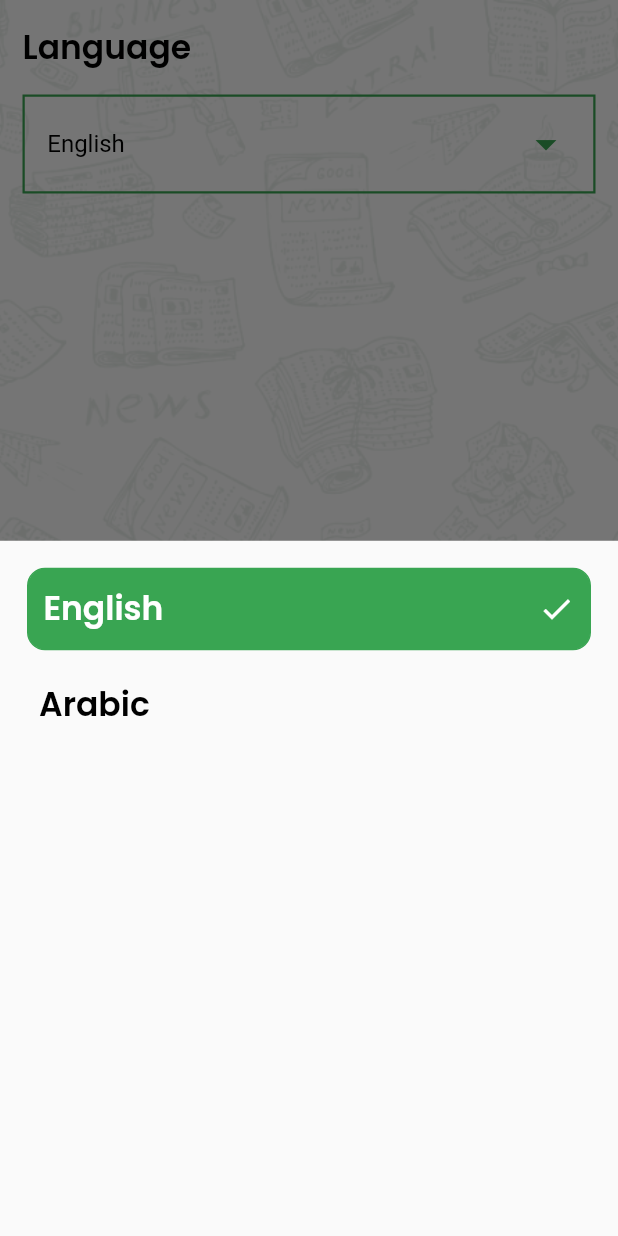
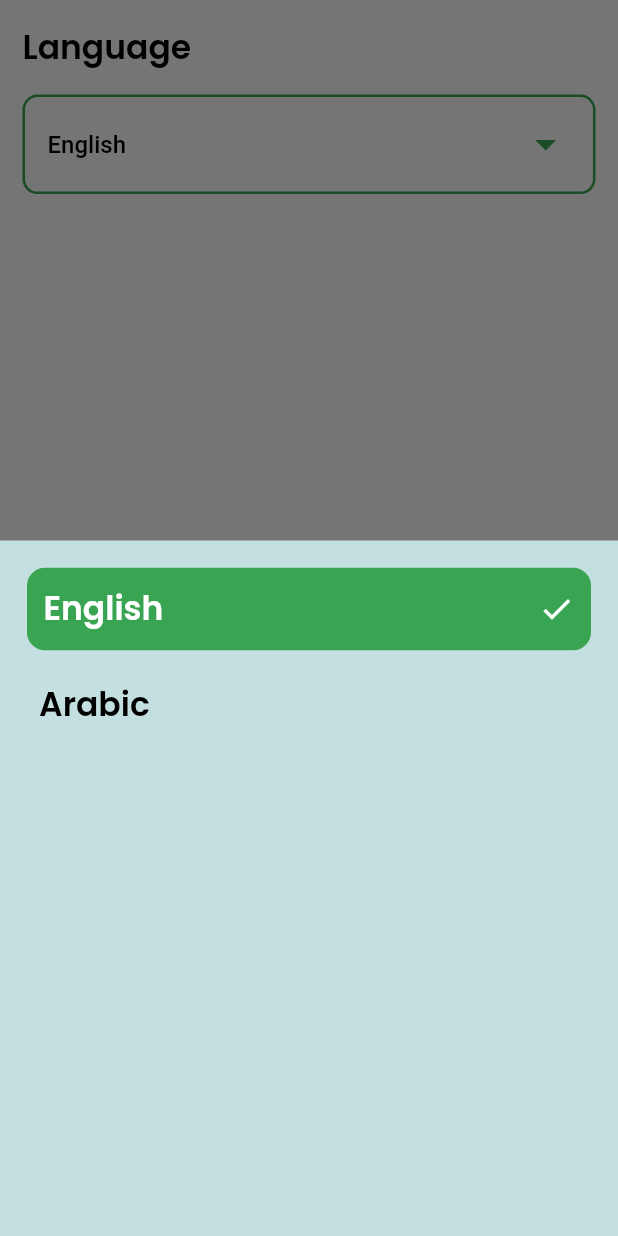
Before and after one commit to bishoy-girgis/news-app, a Flutter app: the SettingPage widget shown alone on an empty page, opened directly, after a tap on "English", on a phone screen of 412 x 824 dp. Run offline on Flutter 3.47's test engine with Material 2 defaults, Android fonts, the phone set to English and light mode, and no system bars; our stand-ins replace google_fonts; generated files the repository leaves out were written again; Roboto replaces fonts that are missing (Exo).

Commit message:
read sources

```diff
--- a/lib/main.dart
+++ b/lib/main.dart
@@ -6,6 +6,7 @@ import 'package:news_app/shared_components/theme/my_theme.dart';
 import 'package:flutter_localizations/flutter_localizations.dart';
 import 'package:flutter_gen/gen_l10n/app_localizations.dart';
 import 'package:provider/provider.dart';
+
 void main() {
   runApp(
     ChangeNotifierProvider(
@@ -25,7 +26,7 @@ class MyApp extends StatelessWidget {
       locale: Locale(settingsProvider.currentLocal),
       theme: MyTheme.LightTheme,
       debugShowCheckedModeBanner: false,
-      initialRoute: SplashScreen.routeName ,
+      initialRoute: SplashScreen.routeName,
       routes: {
         HomePage.routeName: (context) => HomePage(),
         SplashScreen.routeName: (context) => SplashScreen(),
--- a/lib/pages/home/category_view.dart
+++ b/lib/pages/home/category_view.dart
@@ -39,8 +39,8 @@ class _CategoryViewState extends State<CategoryView> {
             );
           }
           if (snapshot.connectionState == ConnectionState.waiting) {
-             return const CircularProgressIndicator();
-           }
+            return const CircularProgressIndicator();
+          }
           return ListView.builder(
             itemBuilder: (context, index) => Text(
                 Source?.sources?[index].name ?? "",
--- a/lib/pages/home/widgets/gridview_item_widget.dart
+++ b/lib/pages/home/widgets/gridview_item_widget.dart
@@ -7,7 +7,10 @@ class GridViewItemWidget extends StatelessWidget {
   Function onClicked;
   int index;
 
-  GridViewItemWidget({required this.categoryModel, required this.index,required this.onClicked});
+  GridViewItemWidget(
+      {required this.categoryModel,
+      required this.index,
+      required this.onClicked});
 
   @override
   Widget build(BuildContext context) {
--- a/lib/pages/setting/setting_page.dart
+++ b/lib/pages/setting/setting_page.dart
@@ -6,6 +6,7 @@ import 'package:provider/provider.dart';
 import '../../provider/setting_provider.dart';
 import '../../shared_components/theme/color.dart';
 import 'package:flutter_gen/gen_l10n/app_localizations.dart';
+
 class SettingPage extends StatelessWidget {
   const SettingPage({super.key});
 
@@ -14,15 +15,16 @@ class SettingPage extends StatelessWidget {
     var settingsProvider = Provider.of<SettingProvider>(context);
     return Container(
       padding: EdgeInsets.all(15),
-      decoration: const BoxDecoration(
-          color: Colors.white,
-          image: DecorationImage(
-              image: AssetImage("assets/images/background_pattern.png"),
-              fit: BoxFit.cover)),
       child: Column(
         crossAxisAlignment: CrossAxisAlignment.start,
         children: [
-          Text(AppLocalizations.of(context)!.language,style: Theme.of(context).textTheme.bodyMedium?.copyWith(color: Colors.black),),
+          Text(
+            AppLocalizations.of(context)!.language,
+            style: Theme.of(context)
+                .textTheme
+                .bodyMedium
+                ?.copyWith(color: Colors.black),
+          ),
           const SizedBox(
             height: 15,
           ),
@@ -33,9 +35,11 @@ class SettingPage extends StatelessWidget {
             child: Container(
               padding: const EdgeInsets.all(15),
               decoration: BoxDecoration(
+                  borderRadius: BorderRadius.circular(10),
                   border: Border.all(
-                    width: 1.5,
-                      color: primaryColor, style: BorderStyle.solid)),
+                      width: 1.7,
+                      color: primaryColor,
+                      style: BorderStyle.solid)),
               child: Row(
                 mainAxisAlignment: MainAxisAlignment.spaceBetween,
                 children: [
@@ -43,7 +47,10 @@ class SettingPage extends StatelessWidget {
                     settingsProvider.currentLocal == "en"
                         ? AppLocalizations.of(context)!.languageEnglish
                         : AppLocalizations.of(context)!.languageArabic,
-                    style: Theme.of(context).textTheme.bodySmall?.copyWith(fontSize: 16),
+                    style: Theme.of(context)
+                        .textTheme
+                        .bodySmall
+                        ?.copyWith(fontWeight: FontWeight.w500),
                   ),
                   const Icon(
                     Icons.arrow_drop_down,
@@ -58,6 +65,7 @@ class SettingPage extends StatelessWidget {
       ),
     );
   }
+
   void showBottomLanguageSheet(BuildContext context) {
     showModalBottomSheet(
         context: context, builder: (context) => LanguageWidget());
--- a/lib/pages/setting/widgets/language_widget.dart
+++ b/lib/pages/setting/widgets/language_widget.dart
@@ -1,93 +1,10 @@
 import 'package:flutter/cupertino.dart';
 import 'package:flutter/material.dart';
 import 'package:provider/provider.dart';
-
 import '../../../provider/setting_provider.dart';
 import '../../../shared_components/theme/color.dart';
+import 'package:flutter_gen/gen_l10n/app_localizations.dart';
 
-// class LanguageWidget extends StatelessWidget {
-//   const LanguageWidget({super.key});
-//
-//   @override
-//   Widget build(BuildContext context) {
-//     var settingsProvider = Provider.of<SettingProvider>(context);
-//
-//     return Container(
-//       padding: EdgeInsets.all(18),
-//       decoration: BoxDecoration(
-//         color: Theme.of(context).backgroundColor,
-//       ),
-//       child: Column(
-//         crossAxisAlignment: CrossAxisAlignment.start,
-//         children: [
-//           InkWell(
-//               onTap: () {
-//                // settingsProvider.changeLocal("en");
-//               },
-//               child:
-//               settingsProvider.currentLocal == "en"
-//                   ? getSelectedItem(
-//                   context,
-//                   // AppLocalizations.of(context)!.languageEnglish
-//                   "en")
-//                   : getUnSelectedItem(
-//                   context,"arabic")
-//                   //AppLocalizations.of(context)!.languageEnglish)
-//           ),
-//           const SizedBox(
-//             height: 12,
-//           ),
-//           InkWell(
-//               onTap: () {
-//                 settingsProvider.changeLocal("ar");
-//               },
-//               child: settingsProvider.currentLocal == "en"
-//                   ? getUnSelectedItem(
-//                   context,
-//                   //AppLocalizations.of(context)!.languageArabic
-//                   "ar")
-//                   : getSelectedItem(
-//                   context,"en"))
-//                   //AppLocalizations.of(context)!.languageArabic))
-//         ],
-//       ),
-//     );
-//   }
-//
-//   Widget getSelectedItem(BuildContext context, String title) {
-//     return Container(
-//       padding: EdgeInsets.all(10),
-//       decoration: BoxDecoration(
-//         //  color: lightGreenColor,
-//           borderRadius: BorderRadius.circular(12),
-//           border: Border.all(color: primaryColor)),
-//       child: Row(
-//         mainAxisAlignment: MainAxisAlignment.spaceBetween,
-//         children: [
-//           Text(title, style: Theme.of(context).textTheme.bodyMedium),
-//           Icon(
-//             Icons.check,
-//             color: primaryColor,
-//           )
-//         ],
-//       ),
-//     );
-//   }
-//
-//   Widget getUnSelectedItem(BuildContext context, String title) {
-//     return Container(
-//       padding: EdgeInsets.all(8),
-//       child: Text(
-//         title,
-//         style: Theme.of(context)
-//             .textTheme
-//             .bodyMedium
-//             ?.copyWith(color: Theme.of(context).accentColor),
-//       ),
-//     );
-//   }
-// }
-import 'package:flutter_gen/gen_l10n/app_localizations.dart';
 class LanguageWidget extends StatelessWidget {
   const LanguageWidget({super.key});
 
@@ -95,10 +12,10 @@ class LanguageWidget extends StatelessWidget {
   Widget build(BuildContext context) {
     var settingsProvider = Provider.of<SettingProvider>(context);
     return Container(
-      padding: EdgeInsets.all(18),
-      // decoration: BoxDecoration(
-      //   color: Theme.of(context).backgroundColor,
-      // ),
+      padding: const EdgeInsets.all(18),
+      decoration: const BoxDecoration(
+        color: Color(0XFFC4DFDF),
+      ),
       child: Column(
         crossAxisAlignment: CrossAxisAlignment.start,
         children: [
@@ -108,9 +25,9 @@ class LanguageWidget extends StatelessWidget {
               },
               child: settingsProvider.currentLocal == "en"
                   ? getSelectedItem(
-                  context, AppLocalizations.of(context)!.languageEnglish)
+                      context, AppLocalizations.of(context)!.languageEnglish)
                   : getUnSelectedItem(
-                  context, AppLocalizations.of(context)!.languageEnglish)),
+                      context, AppLocalizations.of(context)!.languageEnglish)),
           const SizedBox(
             height: 12,
           ),
@@ -120,9 +37,9 @@ class LanguageWidget extends StatelessWidget {
               },
               child: settingsProvider.currentLocal == "en"
                   ? getUnSelectedItem(
-                  context, AppLocalizations.of(context)!.languageArabic)
+                      context, AppLocalizations.of(context)!.languageArabic)
                   : getSelectedItem(
-                  context, AppLocalizations.of(context)!.languageArabic))
+                      context, AppLocalizations.of(context)!.languageArabic))
         ],
       ),
     );
@@ -139,7 +56,7 @@ class LanguageWidget extends StatelessWidget {
         mainAxisAlignment: MainAxisAlignment.spaceBetween,
         children: [
           Text(title, style: Theme.of(context).textTheme.bodyMedium),
-          Icon(
+          const Icon(
             Icons.check,
             color: Colors.white,
           )
@@ -150,7 +67,7 @@ class LanguageWidget extends StatelessWidget {
 
   Widget getUnSelectedItem(BuildContext context, String title) {
     return Container(
-      padding: EdgeInsets.all(8),
+      padding: const EdgeInsets.all(8),
       child: Text(
         title,
         style: Theme.of(context)
--- a/lib/provider/setting_provider.dart
+++ b/lib/provider/setting_provider.dart
@@ -1,7 +1,8 @@
 import 'package:flutter/cupertino.dart';
 
 class SettingProvider extends ChangeNotifier {
-   String currentLocal = "en";
+  String currentLocal = "en";
+
   void changeLocal(String newLocal) {
     if (newLocal == currentLocal) return;
     currentLocal = newLocal;
--- a/lib/shared_components/network/api_manager.dart
+++ b/lib/shared_components/network/api_manager.dart
@@ -19,13 +19,13 @@ class ApiManager {
         query,
       ),
     );
-    var SourceDate =SourceModel.fromJson(jsonDecode(response.body));
+    var SourceDate = SourceModel.fromJson(jsonDecode(response.body));
     debugPrint(response.body);
-    if (response.statusCode == 200 && jsonDecode(response.body)["status"] == "ok") {
+    if (response.statusCode == 200 &&
+        jsonDecode(response.body)["status"] == "ok") {
       return SourceDate;
     } else {
       throw Exception("API request failed: ${response.statusCode}");
     }
-
   }
 }
--- a/lib/shared_components/theme/my_theme.dart
+++ b/lib/shared_components/theme/my_theme.dart
@@ -26,8 +26,5 @@ class MyTheme {
         bodySmall: GoogleFonts.exo(
             color: Colors.black, fontSize: 16, fontWeight: FontWeight.normal),
       ),
-    drawerTheme: DrawerThemeData(
-
-    )
-  );
+      drawerTheme: DrawerThemeData());
 }
```
Also changed, not shown: lib/model/source_model.dart (+4 -4 lines), lib/pages/home/home_page.dart (+10 -9 lines), lib/pages/home/widgets/drawer_item.dart (+20 -8 lines), lib/pages/home/widgets/drawer_widget.dart (+10 -6 lines), lib/shared_components/constants/constants.dart (+3 -6 lines), lib/shared_components/theme/color.dart (line endings or trailing spaces). Lines whose indentation alone changed are shown as unchanged.
